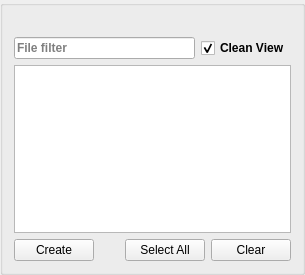
Before: the Qt Designer form src/filesystemwidget.ui in GAMS-dev/studio, drawn with Qt 5.
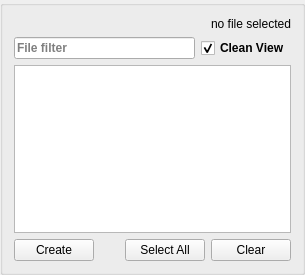
After: the same form once the commit is applied. Custom widgets are drawn as their Qt base class.

Commit message: fixed "Clear" behavior and added missing file-count in MIRO

Diff of the .ui file:
```diff
--- a/src/filesystemwidget.ui
+++ b/src/filesystemwidget.ui
@@ -18,10 +18,50 @@
   </property>
   <layout class="QVBoxLayout" name="verticalLayout_4">
    <item>
-    <widget class="QLabel" name="assemblyFileLabel">
-     <property name="text">
-      <string/>
-     </property>
+    <widget class="QWidget" name="widget_2" native="true">
+     <layout class="QHBoxLayout" name="horizontalLayout_3">
+      <property name="spacing">
+       <number>4</number>
+      </property>
+      <property name="leftMargin">
+       <number>0</number>
+      </property>
+      <property name="topMargin">
+       <number>0</number>
+      </property>
+      <property name="rightMargin">
+       <number>0</number>
+      </property>
+      <property name="bottomMargin">
+       <number>0</number>
+      </property>
+      <item>
+       <widget class="QLabel" name="laInfo">
+        <property name="sizePolicy">
+         <sizepolicy hsizetype="MinimumExpanding" vsizetype="Preferred">
+          <horstretch>0</horstretch>
+          <verstretch>0</verstretch>
+         </sizepolicy>
+        </property>
+        <property name="text">
+         <string/>
+        </property>
+       </widget>
+      </item>
+      <item>
+       <widget class="QLabel" name="laSelectCount">
+        <property name="font">
+         <font>
+          <weight>50</weight>
+          <bold>false</bold>
+         </font>
+        </property>
+        <property name="text">
+         <string>no file selected</string>
+        </property>
+       </widget>
+      </item>
+     </layout>
     </widget>
    </item>
    <item>
```
The commit also changes 5 other files.
